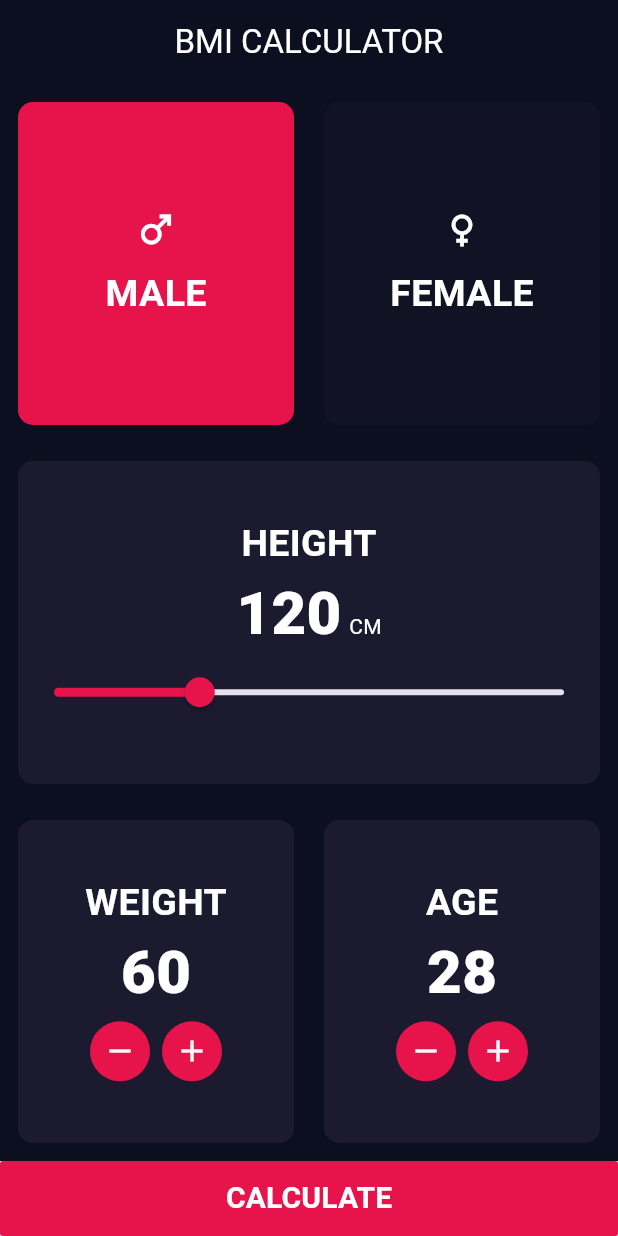
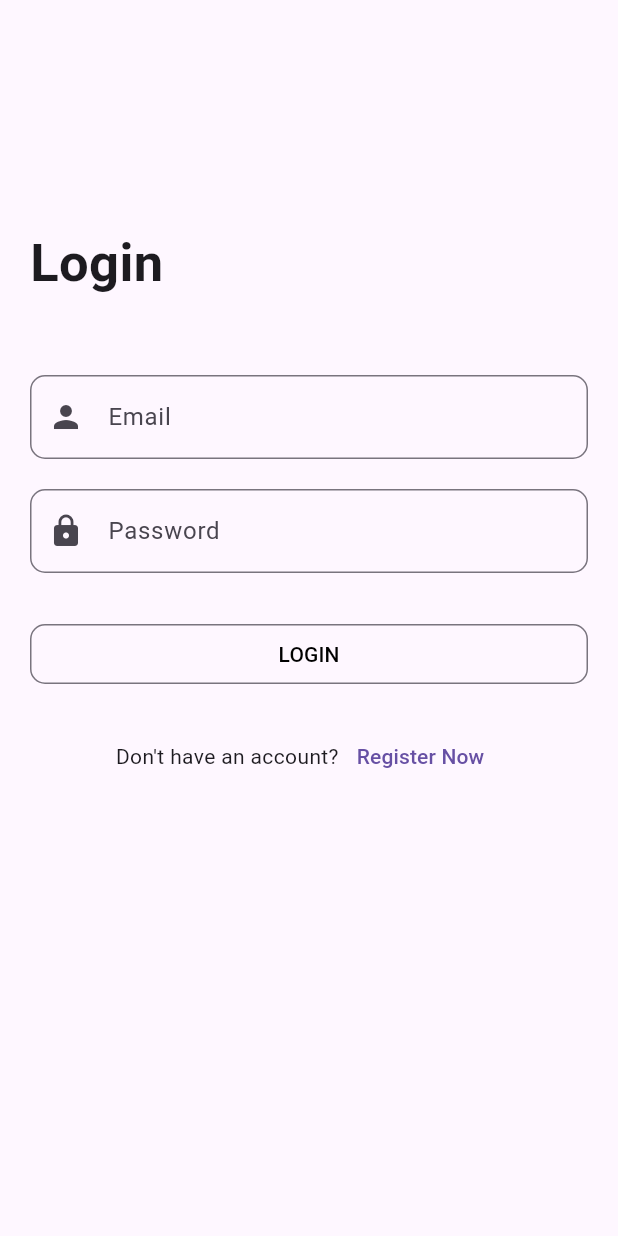
Before and after one commit to Sami-Saqr/BMI_Calculator, a Flutter app: the screen it shows after launch, on a phone screen of 412 x 824 dp. Run offline on Flutter 3.47's test engine with Material 3 defaults, Android fonts, the phone set to English and light mode, and no system bars.

Commit message:
Project Architecture

```diff
--- a/lib/main.dart
+++ b/lib/main.dart
@@ -1,12 +1,12 @@
 import 'package:flutter/cupertino.dart';
 import 'package:flutter/material.dart';
-import 'package:flutter_test_two/users_screen.dart' show UsersScreen;
+import 'package:flutter_test_two/modules/users/users_screen.dart' show UsersScreen;
 
-import 'bmi_calculator.dart';
-import 'bmi_calculator_two.dart';
-import 'bmi_result_screen.dart';
-import 'counter_screen.dart';
-import 'home_screen.dart';
+import 'modules/bmi/bmi_calculator.dart';
+import 'modules/bmi/bmi_calculator_two.dart';
+import 'modules/bmi_result/bmi_result_screen.dart';
+import 'modules/counter/counter_screen.dart';
+import 'modules/login/login_screen.dart';
 
 void main(){
   runApp(MyApp());
@@ -19,7 +19,7 @@ class MyApp extends StatelessWidget {
   Widget build(BuildContext context) {
     return MaterialApp(
       debugShowCheckedModeBanner: false,
-      home: BmiCalculatorTwo(),
+      home: LoginScreen(),
     );
   }
 }
--- a/lib/bmi_calculator_two.dart
+++ b/lib/modules/bmi/bmi_calculator_two.dart
@@ -2,7 +2,7 @@ import 'dart:math';
 
 import 'package:flutter/material.dart';
 
-import 'bmi_result_screen.dart';
+import '../bmi_result/bmi_result_screen.dart';
 
 class BmiCalculatorTwo extends StatefulWidget {
   const BmiCalculatorTwo({super.key});
--- a/lib/home_screen.dart
+++ b/lib/modules/login/login_screen.dart
@@ -1,10 +1,18 @@
 import 'package:flutter/material.dart';
-import 'package:flutter_test_two/messenger_screen.dart';
+import 'package:flutter_test_two/modules/messenger/messenger_screen.dart';
 
-class HomeScreen extends StatelessWidget {
-  HomeScreen({super.key});
+import '../../shared/component/component.dart';
 
+class LoginScreen extends StatefulWidget {
+  const LoginScreen({super.key});
+
+  @override
+  State<LoginScreen> createState() => _LoginScreenState();
+}
+
+class _LoginScreenState extends State<LoginScreen> {
   var emailController = TextEditingController();
+
   var passwordController = TextEditingController();
 
   @override
@@ -55,27 +63,16 @@ class HomeScreen extends StatelessWidget {
                 ),
               ),
               SizedBox(height: 30),
-              Center(
-                child: SizedBox(
-                  width: double.infinity,
-                  child: OutlinedButton(
-                    onPressed: () {
-                      Navigator.pushReplacement(context,MaterialPageRoute(builder: (context) => MessengerScreen()));
-
-                      print('Email: ${emailController.text}');
-                      print('Password: ${passwordController.text}');
-                    },
-                    style: ElevatedButton.styleFrom(
-                      backgroundColor: Colors.transparent,
-
-                      elevation: 0,
-                      shape: RoundedRectangleBorder(
-                        borderRadius: BorderRadius.circular(10),
-                      ),
-                    ),
-                    child: Text('Login', style: TextStyle(color: Colors.black)),
-                  ),
-                ),
+              defaultButton(
+                width: double.infinity,
+                backgroundColor: Colors.transparent,
+                text: 'Login',
+                function: () {
+                  Navigator.push(
+                    context,
+                    MaterialPageRoute(builder: (context) => MessengerScreen()),
+                  );
+                },
               ),
               SizedBox(height: 20),
 
@@ -84,9 +81,17 @@ class HomeScreen extends StatelessWidget {
                   mainAxisAlignment: MainAxisAlignment.center,
                   children: [
                     Text("Don't have an account?"),
-                    TextButton(onPressed: () {
-                      Navigator.push(context,MaterialPageRoute(builder: (context) => MessengerScreen()));
-                    }, child: Text('Register Now')),
+                    TextButton(
+                      onPressed: () {
+                        Navigator.push(
+                          context,
+                          MaterialPageRoute(
+                            builder: (context) => MessengerScreen(),
+                          ),
+                        );
+                      },
+                      child: Text('Register Now'),
+                    ),
                   ],
                 ),
               ),
--- /dev/null
+++ b/lib/shared/component/component.dart
@@ -0,0 +1,20 @@
+import 'package:flutter/material.dart';
+
+Widget defaultButton({
+  required double width,
+  required Color backgroundColor,
+  required String text,
+  required Function() function,
+}) => SizedBox(
+  width: width,
+  child: OutlinedButton(
+    onPressed: function,
+    style: ElevatedButton.styleFrom(
+      backgroundColor: backgroundColor,
+
+      elevation: 0,
+      shape: RoundedRectangleBorder(borderRadius: BorderRadius.circular(10)),
+    ),
+    child: Text(text.toUpperCase(), style: TextStyle(color: Colors.black)),
+  ),
+);
```
Also changed, not shown: lib/models/user/user_model.dart (added, +7 -0 lines), lib/modules/users/users_screen.dart (renamed from lib/users_screen.dart, +2 -6 lines), lib/modules/bmi/bmi_calculator.dart (renamed from lib/bmi_calculator.dart), lib/modules/bmi_result/bmi_result_screen.dart (renamed from lib/bmi_result_screen.dart), lib/modules/counter/counter_screen.dart (renamed from lib/counter_screen.dart), lib/modules/messenger/messenger_screen.dart (renamed from lib/messenger_screen.dart), lib/shared/component/constant.dart (added).
